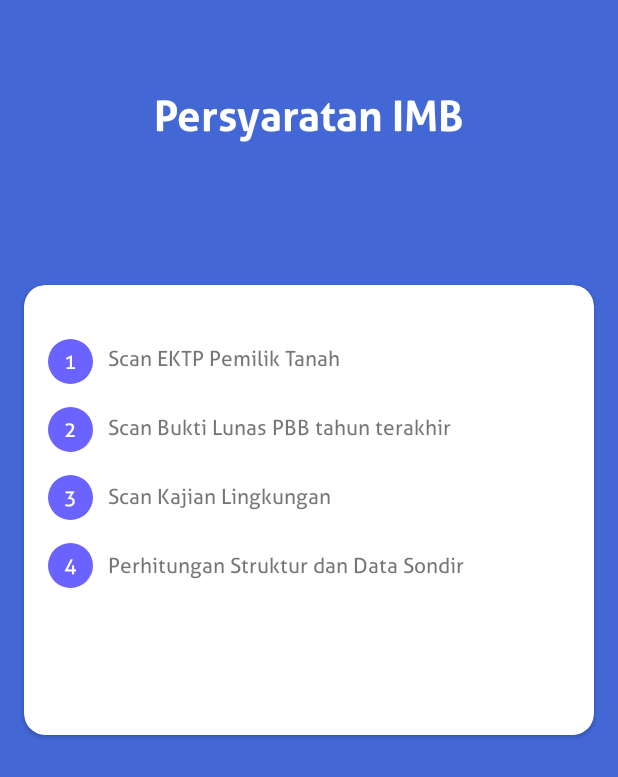
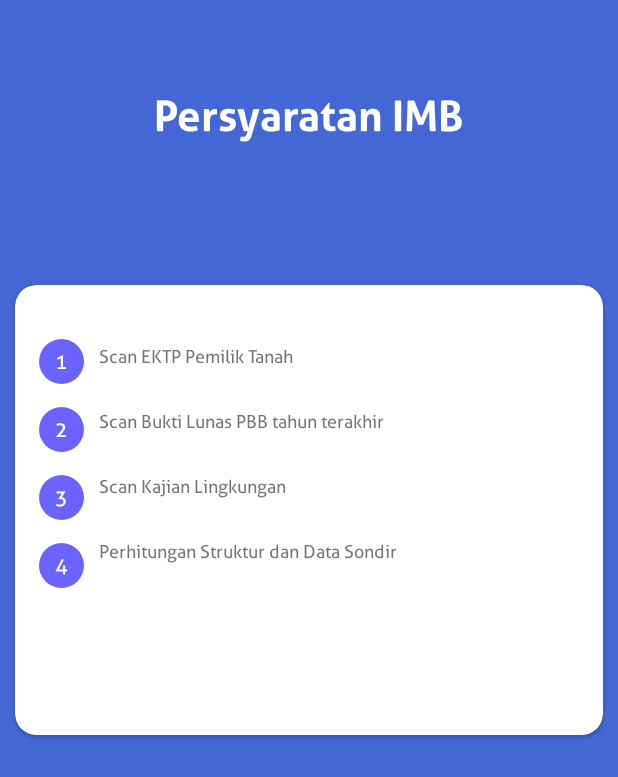
Before and after one commit to devrouw/IMB_2, an Android app: the InfoSyaratActivity screen opened directly, with no data from a screen before it, on a phone screen of 412 x 824 dp. Shown: the top 777 px of the screen. Run offline under Robolectric (Android 15) with nearby library versions, the phone set to English and light mode, and no system bars.

Commit message:
update Halaman persyaratan UI

```diff
--- a/app/src/main/res/layout/activity_info_syarat_imb.xml
+++ b/app/src/main/res/layout/activity_info_syarat_imb.xml
@@ -24,7 +24,7 @@
         android:layout_height="300dp"
         app:cardCornerRadius="14dp"
         app:cardBackgroundColor="@color/white"
-        android:layout_marginHorizontal="16dp"
+        android:layout_marginHorizontal="10dp"
         android:layout_marginTop="80dp"
         app:layout_constraintTop_toBottomOf="@id/tv_title"
         app:layout_constraintStart_toStartOf="parent"
@@ -54,6 +54,7 @@
                 android:fontFamily="@font/allerrg"
                 android:layout_marginStart="10dp"
                 android:layout_marginTop="4dp"
+                android:textSize="12sp"
                 android:text="@string/txt_scan_ktp"/>
 
             <TextView
@@ -75,6 +76,7 @@
                 android:layout_toEndOf="@id/tv_two"
                 android:fontFamily="@font/allerrg"
                 android:layout_marginTop="28dp"
+                android:textSize="12sp"
                 android:layout_marginStart="10dp"
                 android:layout_below="@id/tv_syarat_1"
                 android:text="@string/txt_scan_pbb"/>
@@ -97,6 +99,7 @@
                 android:layout_height="wrap_content"
                 android:layout_toEndOf="@id/tv_four"
                 android:fontFamily="@font/allerrg"
+                android:textSize="12sp"
                 android:layout_below="@id/tv_syarat_2"
                 android:layout_marginTop="28dp"
                 android:layout_marginStart="10dp"
@@ -121,6 +124,7 @@
                 android:fontFamily="@font/allerrg"
                 android:layout_below="@id/tv_syarat_3"
                 android:layout_marginTop="28dp"
+                android:textSize="12sp"
                 android:layout_marginStart="10dp"
                 android:text="@string/txt_perhitungan_struktur"/>
 
```
